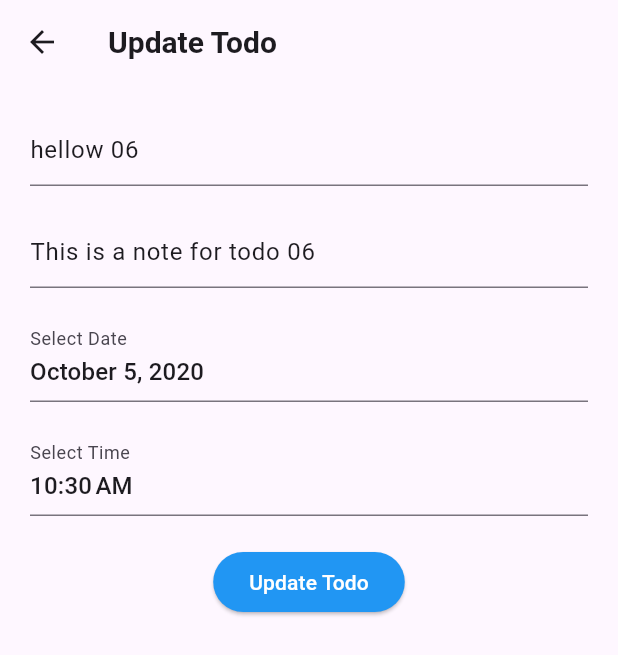
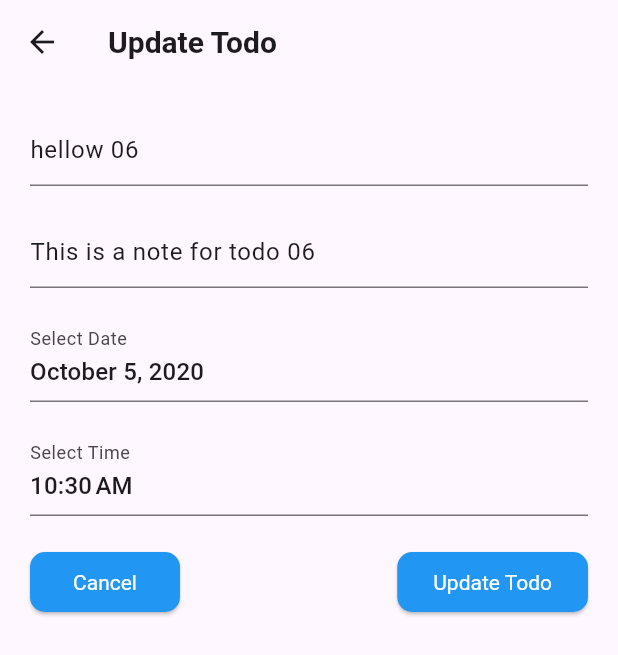
Before and after one commit to KosalaGunarathna/TodoApp-Flutter, a Flutter app: the screen it shows after launch, after a tap on the "delete" icon, on a phone screen of 412 x 824 dp. Shown: the top 655 px of the screen. Run offline on Flutter 3.47's test engine with Material 3 defaults, Android fonts, the phone set to English and light mode, and no system bars; drawn by our look-alikes of date_field; missing offline and left inert: custom_check_box.

Commit message:
add message and change UI

```diff
--- a/lib/main.dart
+++ b/lib/main.dart
@@ -18,6 +18,7 @@ class MyApp extends StatelessWidget {
       ),
     );
     return const MaterialApp(
+      debugShowCheckedModeBanner: false,
       title: 'Todo App',
       home: Home(),
     );
--- a/lib/screens/updateTodoPage.dart
+++ b/lib/screens/updateTodoPage.dart
@@ -1,5 +1,6 @@
 import 'package:flutter/material.dart';
 import 'package:date_field/date_field.dart';
+import 'package:todoapp/screens/home.dart';
 
 class UpdateTodoPage extends StatefulWidget {
   final String currentText;
@@ -37,10 +38,16 @@ class _UpdateTodoPageState extends State<UpdateTodoPage> {
   @override
   Widget build(BuildContext context) {
     return Scaffold(
-      appBar: AppBar(title: const Text('Update Todo',
-      style: TextStyle(fontSize: 20,fontWeight: FontWeight.bold,),
+      appBar: AppBar(
+        title: const Text(
+          'Update Todo',
+          style: TextStyle(
+            fontSize: 20,
+            fontWeight: FontWeight.bold,
+          ),
           textAlign: TextAlign.center,
-      ),),
+        ),
+      ),
       body: Padding(
         padding: const EdgeInsets.all(20),
         child: Column(
@@ -139,10 +146,40 @@ class _UpdateTodoPageState extends State<UpdateTodoPage> {
 
             SizedBox(height: 20),
 
+            Container(
+                child: Row(
+              mainAxisAlignment: MainAxisAlignment.spaceBetween,
+              children: [
                 ElevatedButton(
                   style: ElevatedButton.styleFrom(
                     backgroundColor: Colors.blue, // background color
                     foregroundColor: Colors.white, // text color
+                    // padding: const EdgeInsets.symmetric(horizontal: 12, vertical:-5 ),
+                    fixedSize: Size(100, 5),
+                    textStyle: const TextStyle(fontSize: 14),
+                    shape: RoundedRectangleBorder(
+                      borderRadius: BorderRadius.all(Radius.circular(10)),
+                    ),
+                  ),
+                  onPressed: () {
+                    Navigator.push(
+                        context,
+                        MaterialPageRoute(
+                          builder: (context) => Home(),
+                        ));
+                  },
+                  child: Text('Cancel'),
+                ),
+                ElevatedButton(
+                  style: ElevatedButton.styleFrom(
+                    backgroundColor: Colors.blue, // background color
+                    foregroundColor: Colors.white, // text color
+                    // fixedSize:Size(width, height),
+                    // padding: const EdgeInsets.symmetric(horizontal: 12, vertical:-5 ),
+                    textStyle: const TextStyle(fontSize: 14),
+                    shape: const RoundedRectangleBorder(
+                      borderRadius: BorderRadius.all(Radius.circular(10)),
+                    ),
                   ),
                   onPressed: () {
                     if (_controller.text.isNotEmpty) {
@@ -159,6 +196,8 @@ class _UpdateTodoPageState extends State<UpdateTodoPage> {
                   child: const Text('Update Todo'),
                 ),
               ],
+            )),
+          ],
         ),
       ),
     );
```
Also changed, not shown: lib/widgets/todo_item.dart (+30 -17 lines). Lines whose indentation alone changed are shown as unchanged.
